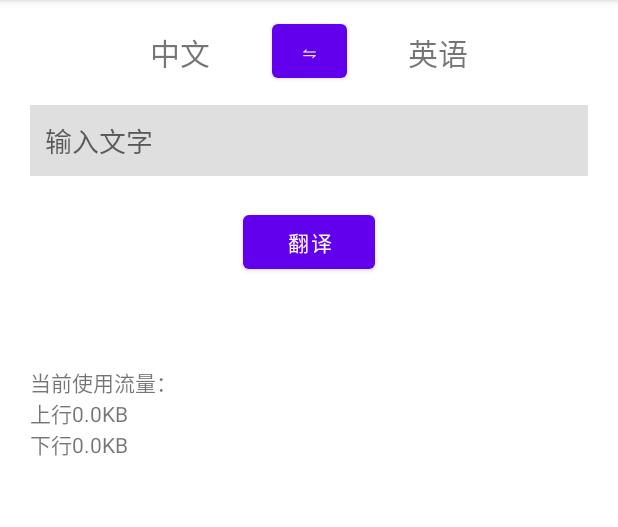
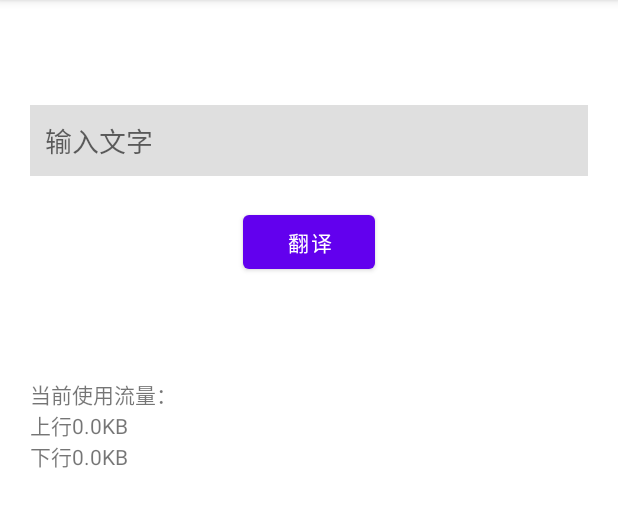
Before and after one commit to johnshaw21345/Homework4, an Android app: the screen it shows after launch (MainActivity), on a phone screen of 412 x 824 dp, the part 84-611 px from its top. Run offline under Robolectric (Android 15) with nearby library versions, the phone set to English and light mode, and no system bars.

Commit message:
Update on Nov.20

```diff
--- a/app/src/main/res/layout/activity_main.xml
+++ b/app/src/main/res/layout/activity_main.xml
@@ -15,7 +15,8 @@
         android:layout_marginStart="100dp"
         android:layout_marginTop="20dp"
         android:textSize="20dp"
-        app:layout_constraintTop_toTopOf="parent" />
+        app:layout_constraintTop_toTopOf="parent"
+        android:visibility="invisible"/>
 
     <TextView
         android:id="@+id/text2"
@@ -26,7 +27,8 @@
         android:layout_marginTop="20dp"
         android:textSize="20dp"
         app:layout_constraintRight_toRightOf="parent"
-        app:layout_constraintTop_toTopOf="parent" />
+        app:layout_constraintTop_toTopOf="parent"
+        android:visibility="invisible"/>
 
     <Button
         android:id="@+id/exchange"
@@ -36,7 +38,8 @@
         app:layout_constraintRight_toRightOf="parent"
         app:layout_constraintLeft_toLeftOf="parent"
         app:layout_constraintTop_toTopOf="parent"
-        android:text="⇋"/>
+        android:text="⇋"
+        android:visibility="invisible"/>
 
     <EditText
         android:id="@+id/input"
@@ -69,7 +72,9 @@
         app:layout_constraintLeft_toLeftOf="parent"
         android:layout_marginStart="20dp"
         android:layout_marginEnd="20dp"
-        android:layout_marginTop="20dp"/>
+        android:layout_marginTop="20dp"
+        android:textSize="20dp"
+        android:textColor="@color/black"/>
 
     <TextView
         android:id="@+id/stats"
```
Also changed, not shown: 1 other file.
